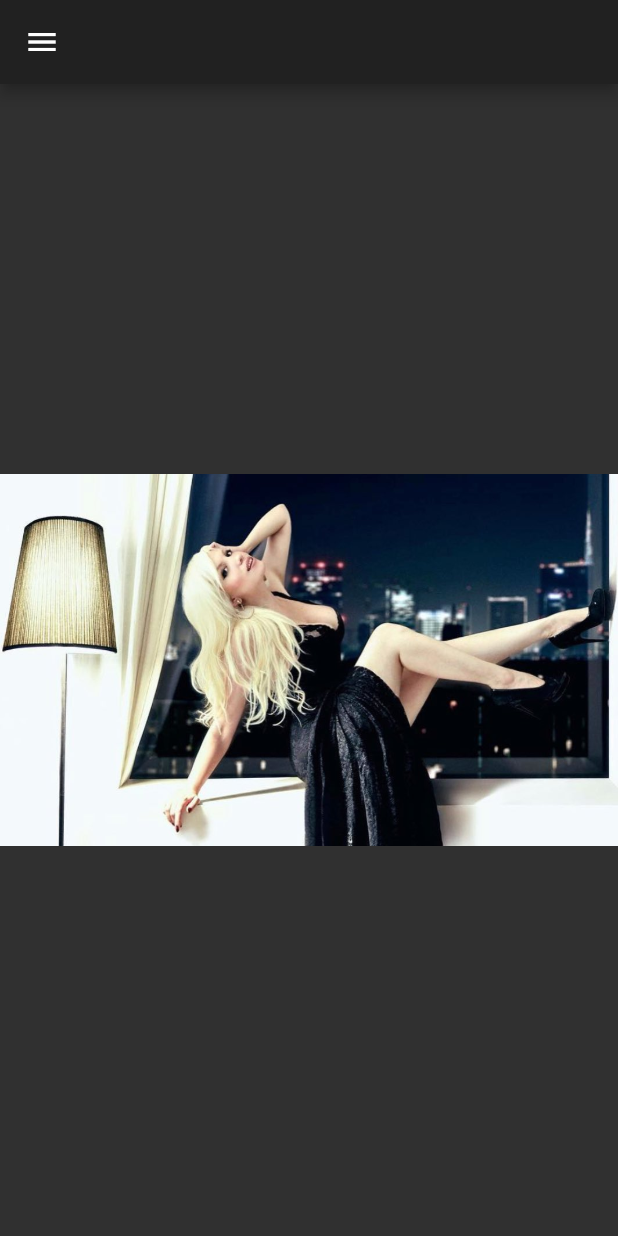
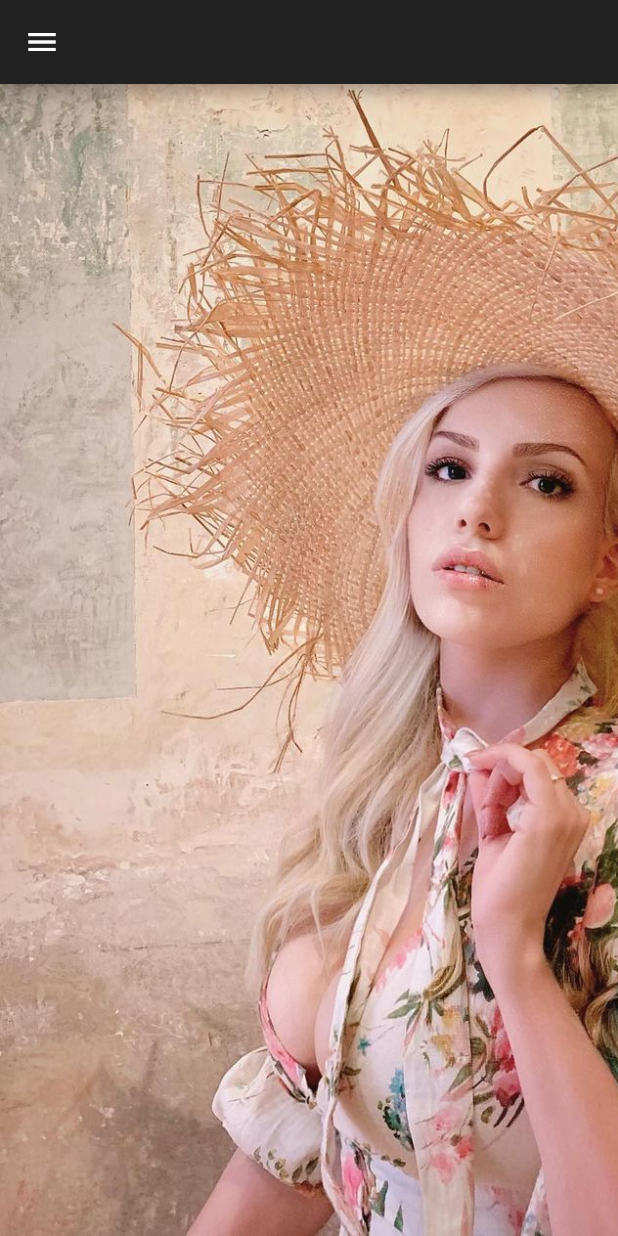
Before and after one commit to sagnik150699/drenlab_krala_murnau_portfolio, a Flutter app: the screen it shows after launch, on a phone screen of 412 x 824 dp. Run offline on Flutter 3.47's test engine with Material 2 defaults, Android fonts, the phone set to English and light mode, and no system bars.

Commit message:
images..

```diff
--- a/flutter_app/lib/services/responsive_handler.dart
+++ b/flutter_app/lib/services/responsive_handler.dart
@@ -37,6 +37,7 @@ class _ServicesState extends State<Services> {
           appBar: AppBar(
             leading: IconButton(
               icon: Icon(
+
                 Icons.menu,
               ),
               onPressed: (){},
--- a/flutter_app/lib/ui/mobile.dart
+++ b/flutter_app/lib/ui/mobile.dart
@@ -3,10 +3,19 @@ import 'package:flutter/cupertino.dart';
 class Mobile extends StatelessWidget {
   @override
   Widget build(BuildContext context) {
-    return Center(
-      child: Image(
-        image: AssetImage('images/3.jpg'),
-      ),
-    );
+    return ListView(
+      scrollDirection: Axis.horizontal,
+      children: [
+
+      Image(
+          image: AssetImage('images/1.jpg'),
+    ),
+        Image(
+            image: AssetImage('images/7.jpg'),
+        ),
+
+      ]
+      );
+
   }
 }
```
